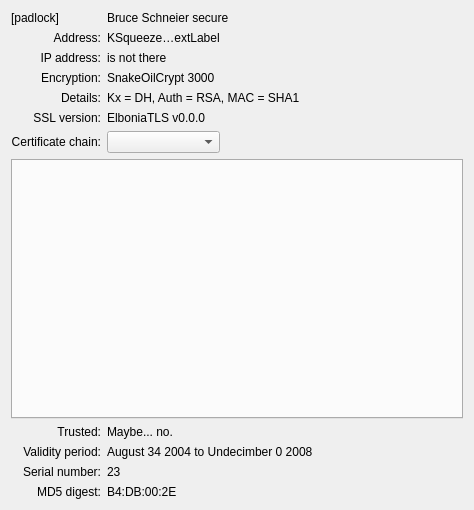
Before: the Qt Designer form kio/kssl/sslinfo.ui in KDE/kdelibs, drawn with Qt 5.
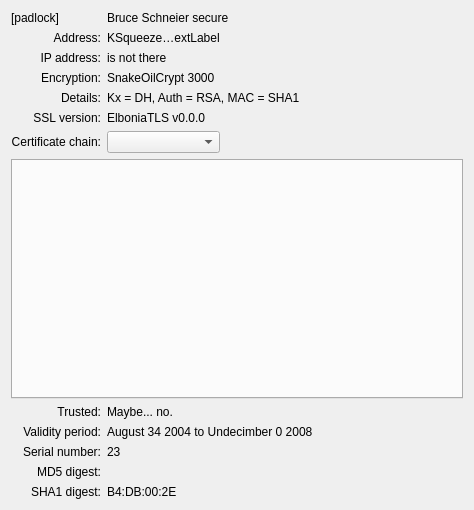
After: the same form once the commit is applied. Custom widgets are drawn as their Qt base class.

Commit message: Apply patch from Tim Brown, http://reviewboard.kde.org/r/2035/: "[The ssl info dialog only displays MD5 and] does not display the SHA1 sum for the cert. MD5 is broken and subject to chosen prefix attacks. The supplied patch displays the SHA1 sum."

The edit to the form file:
```diff
--- a/kio/kssl/sslinfo.ui
+++ b/kio/kssl/sslinfo.ui
@@ -202,6 +202,22 @@
    <item row="11" column="1" >
     <widget class="QLabel" name="digest" >
      <property name="text" >
+     </property>
+    </widget>
+   </item>
+   <item row="12" column="0" >
+    <widget class="QLabel" name="sha1DigestTag" >
+     <property name="text" >
+      <string>SHA1 digest:</string>
+     </property>
+     <property name="alignment" >
+      <set>Qt::AlignRight|Qt::AlignTrailing|Qt::AlignVCenter</set>
+     </property>
+    </widget>
+   </item>
+   <item row="12" column="1" >
+    <widget class="QLabel" name="sha1Digest" >
+     <property name="text" >
       <string comment="KDE::DoNotExtract" >B4:DB:00:2E</string>
      </property>
     </widget>
```
The commit also changes 1 other file.
